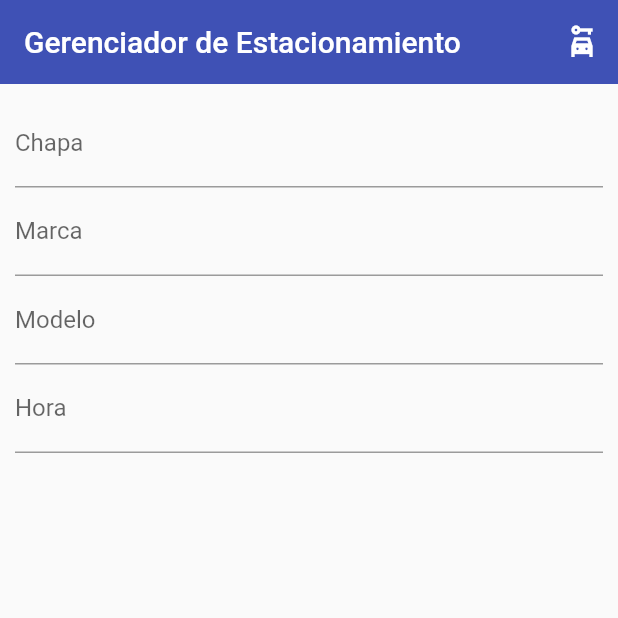
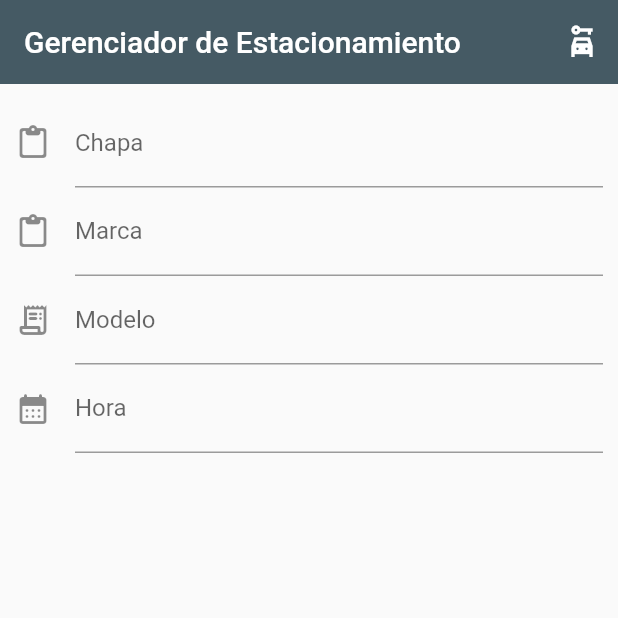
Before and after one commit to cristhiankelm/parking_management, a Flutter app: the screen it shows after launch, on a phone screen of 412 x 824 dp, the top half of it. Run offline on Flutter 3.47's test engine with Material 2 defaults, Android fonts, the light colour scheme and no system bars.

Commit message:
add icons on home_screen

```diff
--- a/lib/main.dart
+++ b/lib/main.dart
@@ -20,7 +20,7 @@ class Myapp extends StatelessWidget {
         'detalles': (_) => DetailScreens()
       },
       theme: ThemeData.light()
-          .copyWith(appBarTheme: AppBarTheme(color: Colors.indigo)),
+          .copyWith(appBarTheme: AppBarTheme(color: Colors.blueGrey[700])),
     );
   }
 }
--- a/lib/screens/home_screens.dart
+++ b/lib/screens/home_screens.dart
@@ -4,19 +4,27 @@ class HomeScreens extends StatelessWidget {
   const HomeScreens({Key? key}) : super(key: key);
 
   Widget fieldPlate() {
-    return TextFormField(decoration: InputDecoration(labelText: 'Chapa'));
+    return TextFormField(
+        decoration: InputDecoration(
+            labelText: 'Chapa', icon: Icon(Icons.paste_rounded)));
   }
 
   Widget fieldEmail() {
-    return TextFormField(decoration: InputDecoration(labelText: 'Marca'));
+    return TextFormField(
+        decoration: InputDecoration(
+            labelText: 'Marca', icon: Icon(Icons.paste_rounded)));
   }
 
   Widget fieldModel() {
-    return TextFormField(decoration: InputDecoration(labelText: 'Modelo'));
+    return TextFormField(
+        decoration: InputDecoration(
+            labelText: 'Modelo', icon: Icon(Icons.receipt_long_rounded)));
   }
 
   Widget fieldClock() {
-    return TextFormField(decoration: InputDecoration(labelText: 'Hora'));
+    return TextFormField(
+        decoration: InputDecoration(
+            labelText: 'Hora', icon: Icon(Icons.calendar_month_rounded)));
   }
 
   @override
```
